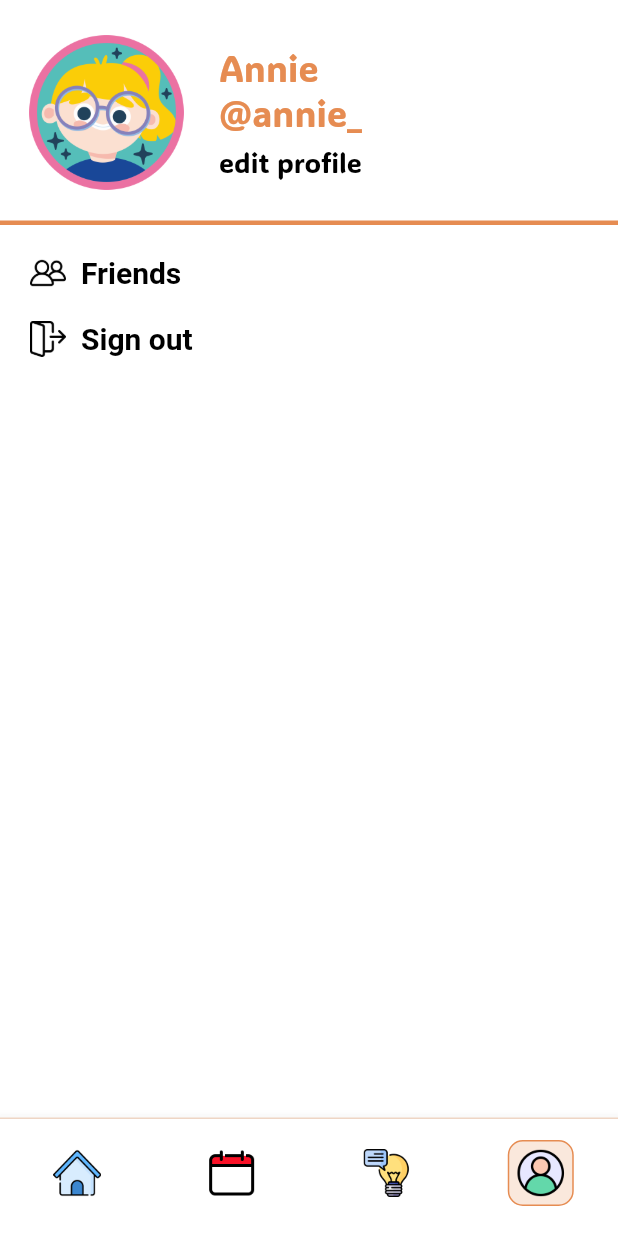
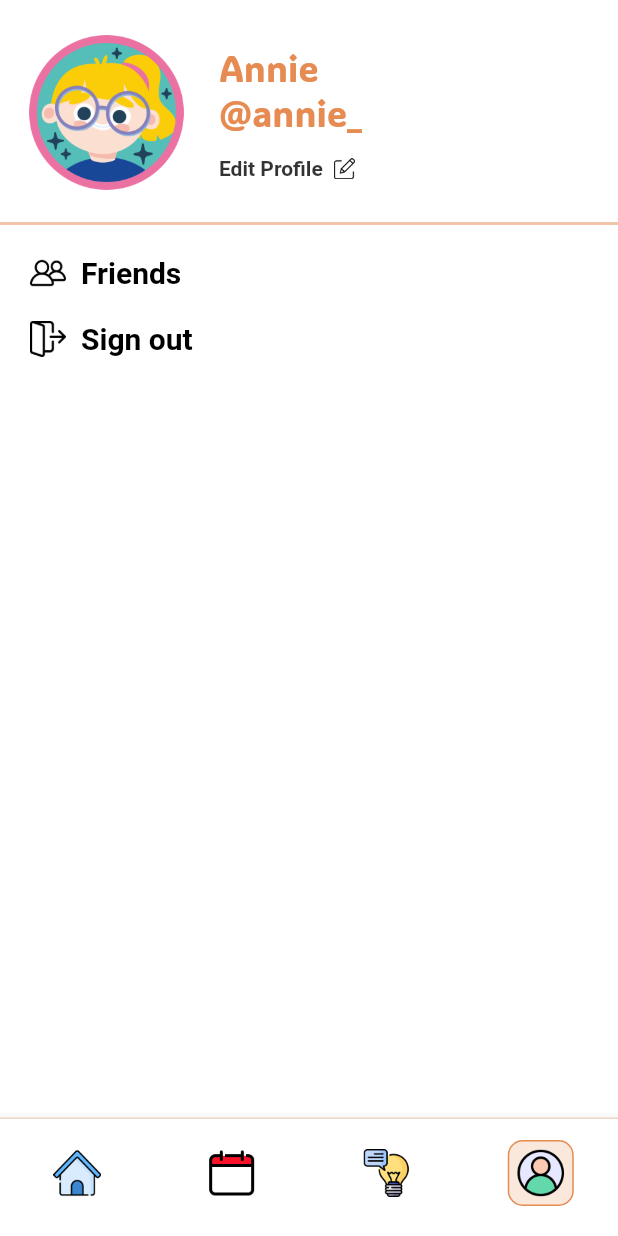
Before and after one commit to nokyalr/mood_tracker, a Flutter app: the UserScreen screen opened directly, on a phone screen of 412 x 824 dp. Run offline on Flutter 3.47's test engine with Material 3 defaults, Android fonts, the light colour scheme and no system bars.

Commit message:
Add Edit Profile screen and update user interface elements

```diff
--- a/lib/screens/user_page/friends.dart
+++ b/lib/screens/user_page/friends.dart
@@ -122,7 +122,7 @@ class FriendsScreenState extends State<FriendsScreen> {
         titleText: 'Friends',
         targetPage: const UserScreen(),
         useBorder: false,
-        imageHeight: 32,
+        imageHeight: 28,
         backgroundColor:
             showOverlay ? Colors.black.withOpacity(0.3) : Colors.white,
         textColor: showOverlay
--- a/lib/screens/user_page/user.dart
+++ b/lib/screens/user_page/user.dart
@@ -1,10 +1,11 @@
 import 'package:flutter/gestures.dart';
 import 'package:flutter/material.dart';
-import 'package:mood_tracker/screens/user_page/friends.dart';
-import 'package:mood_tracker/screens/login.dart';
+import '../user_page/friends.dart';
+import '../../screens/login.dart';
 import '../home_page/home.dart';
 import '../calendar_page/calendar.dart';
 import '../suggestion_page/suggestion.dart';
+import '../user_page/edit_profile.dart';
 import '../../widgets/bottom_navigation.dart';
 
 class UserScreen extends StatefulWidget {
@@ -47,10 +48,10 @@ class UserScreenState extends State<UserScreen> {
       appBar: AppBar(
         toolbarHeight: 150.0,
         backgroundColor: Colors.white,
-        shape: const Border(
+        shape: Border(
           bottom: BorderSide(
-            color: Color(0xFFE68C52),
-            width: 3.0,
+            color: Color(0xFFE68C52).withOpacity(0.5),
+            width: 2.0,
           ),
         ),
         title: Row(
@@ -60,31 +61,52 @@ class UserScreenState extends State<UserScreen> {
               height: 110,
             ),
             const SizedBox(width: 20),
-            const Column(
+            Column(
               crossAxisAlignment: CrossAxisAlignment.start,
               children: [
-                Text(
+                const Text(
                   'Annie',
                   style: TextStyle(
                     fontSize: 24,
                     color: Color(0xFFE68C52),
                   ),
                 ),
-                Text(
+                const Text(
                   '@annie_',
                   style: TextStyle(
                     fontSize: 24,
                     color: Color(0xFFE68C52),
                   ),
                 ),
-                SizedBox(height: 8),
-                Text(
-                  'edit profile',
-                  style: TextStyle(
-                    fontSize: 18,
-                    color: Color(0xFF000000),
-                  ),
-                ),
+                const SizedBox(height: 15),
+                Row(
+                  children: [
+                    RichText(
+                      text: TextSpan(
+                        text: 'Edit Profile ',
+                        style: TextStyle(
+                          fontSize: 14,
+                          fontWeight: FontWeight.bold,
+                          color: Colors.black.withOpacity(0.8),
+                        ),
+                        recognizer: TapGestureRecognizer()
+                          ..onTap = () {
+                            Navigator.pushReplacement(
+                              context,
+                              MaterialPageRoute(
+                                  builder: (context) =>
+                                      const EditProfileScreen()),
+                            );
+                          },
+                      ),
+                    ),
+                    const SizedBox(width: 4),
+                    Image.asset(
+                      'assets/images/edit.png',
+                      height: 14,
+                    ),
+                  ],
+                )
               ],
             ),
           ],
```
Also changed, not shown: lib/screens/user_page/edit_profile.dart (+121 -0 lines), assets/images/edit.png (added).
